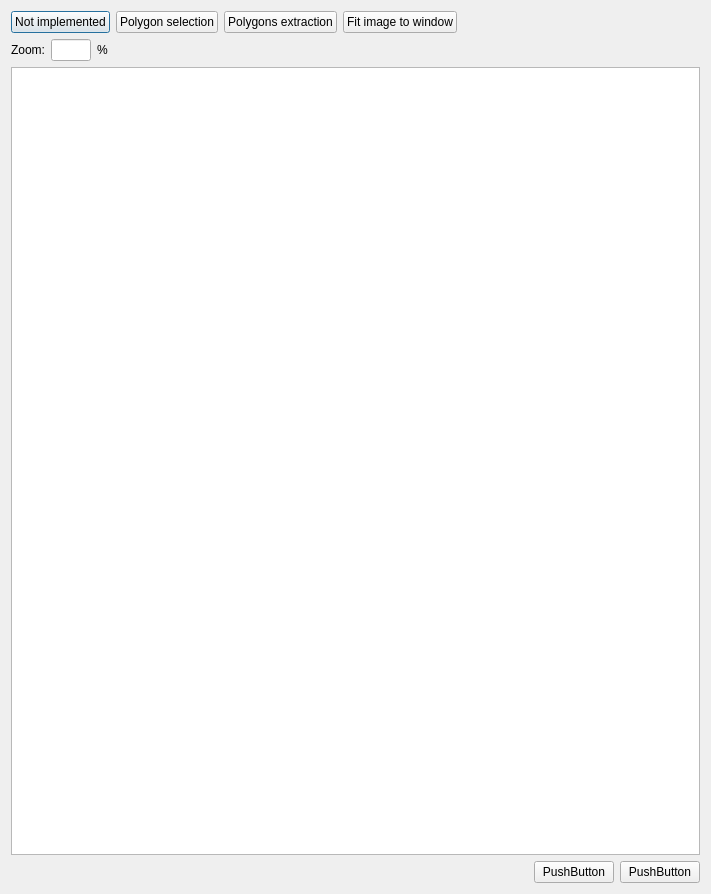
Qt form image_viewer.ui (cpenar/Qt_PolSarPRO) before a commit.
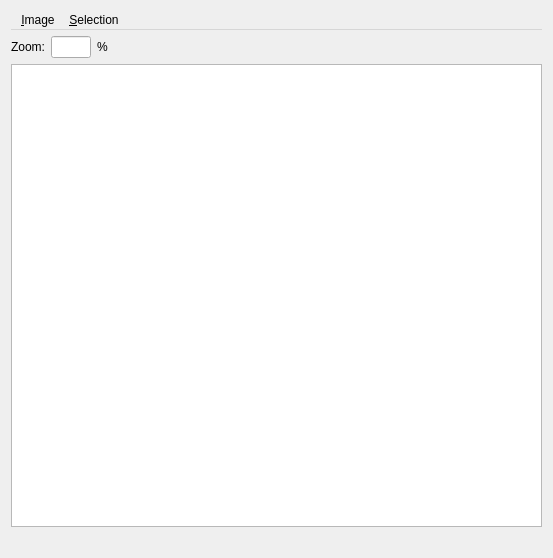
The same form after that commit.

Commit message: added a menu bar and removed Escape key closing window

Diff of the .ui file:
```diff
--- a/image_viewer.ui
+++ b/image_viewer.ui
@@ -6,60 +6,39 @@
    <rect>
     <x>0</x>
     <y>0</y>
-    <width>711</width>
-    <height>894</height>
+    <width>553</width>
+    <height>558</height>
    </rect>
   </property>
   <property name="windowTitle">
    <string>Dialog</string>
   </property>
-  <layout class="QHBoxLayout" name="horizontalLayout">
-   <item>
     <layout class="QVBoxLayout" name="verticalLayout">
      <item>
-      <layout class="QHBoxLayout" name="horizontalLayout_2">
-       <item>
-        <widget class="QPushButton" name="pushButton_3">
-         <property name="text">
-          <string>Not implemented</string>
-         </property>
-        </widget>
-       </item>
-       <item>
-        <widget class="QPushButton" name="pushButton_2">
-         <property name="text">
-          <string>Polygon selection</string>
-         </property>
-        </widget>
-       </item>
-       <item>
-        <widget class="QPushButton" name="pushButton">
-         <property name="text">
-          <string>Polygons extraction</string>
-         </property>
-        </widget>
-       </item>
-       <item>
-        <widget class="QPushButton" name="fitImageButton">
-         <property name="text">
-          <string>Fit image to window</string>
-         </property>
-        </widget>
-       </item>
-       <item>
-        <spacer name="horizontalSpacer">
-         <property name="orientation">
-          <enum>Qt::Horizontal</enum>
-         </property>
-         <property name="sizeHint" stdset="0">
-          <size>
-           <width>40</width>
-           <height>20</height>
-          </size>
-         </property>
-        </spacer>
-       </item>
-      </layout>
+    <widget class="QMenuBar" name="menubar">
+     <property name="nativeMenuBar">
+      <bool>false</bool>
+     </property>
+     <widget class="QMenu" name="menu_Image">
+      <property name="title">
+       <string>&amp;Image</string>
+      </property>
+      <addaction name="actionFit_to_window"/>
+      <addaction name="separator"/>
+      <addaction name="actionHorizontal_flip"/>
+      <addaction name="actionVertical_flip"/>
+      <addaction name="actionRotate"/>
+     </widget>
+     <widget class="QMenu" name="menu_Selection">
+      <property name="title">
+       <string>&amp;Selection</string>
+      </property>
+      <addaction name="actionPolygon_selection"/>
+      <addaction name="actionExtract_selection"/>
+     </widget>
+     <addaction name="menu_Image"/>
+     <addaction name="menu_Selection"/>
+    </widget>
      </item>
      <item>
       <layout class="QHBoxLayout" name="horizontalLayout_4">
@@ -115,7 +94,14 @@
       </layout>
      </item>
      <item>
-      <widget class="QGraphicsView" name="imageView"/>
+    <widget class="QGraphicsView" name="imageView">
+     <property name="cursor" stdset="0">
+      <cursorShape>CrossCursor</cursorShape>
+     </property>
+     <property name="mouseTracking">
+      <bool>false</bool>
+     </property>
+    </widget>
      </item>
      <item>
       <layout class="QHBoxLayout" name="horizontalLayout_3">
@@ -132,38 +118,39 @@
          </property>
         </widget>
        </item>
-       <item>
-        <spacer name="horizontalSpacer_2">
-         <property name="orientation">
-          <enum>Qt::Horizontal</enum>
-         </property>
-         <property name="sizeHint" stdset="0">
-          <size>
-           <width>40</width>
-           <height>20</height>
-          </size>
-         </property>
-        </spacer>
-       </item>
-       <item>
-        <widget class="QPushButton" name="pushButton_4">
+    </layout>
+   </item>
+  </layout>
+  <action name="actionFit_to_window">
+   <property name="text">
+    <string>&amp;Fit to window</string>
+   </property>
+  </action>
+  <action name="actionHorizontal_flip">
+   <property name="text">
+    <string>&amp;Horizontal flip</string>
+   </property>
+  </action>
+  <action name="actionVertical_flip">
          <property name="text">
-          <string>PushButton</string>
-         </property>
-        </widget>
-       </item>
-       <item>
-        <widget class="QPushButton" name="pushButton_5">
+    <string>&amp;Vertical flip</string>
+   </property>
+  </action>
+  <action name="actionRotate">
          <property name="text">
-          <string>PushButton</string>
-         </property>
-        </widget>
-       </item>
-      </layout>
-     </item>
-    </layout>
-   </item>
-  </layout>
+    <string>&amp;Rotate</string>
+   </property>
+  </action>
+  <action name="actionPolygon_selection">
+   <property name="text">
+    <string>&amp;Polygon selection</string>
+   </property>
+  </action>
+  <action name="actionExtract_selection">
+   <property name="text">
+    <string>&amp;Extract selection</string>
+   </property>
+  </action>
  </widget>
  <resources/>
  <connections/>
```
Lines whose indentation alone changed are shown as unchanged. The commit also changes 1 other file.
